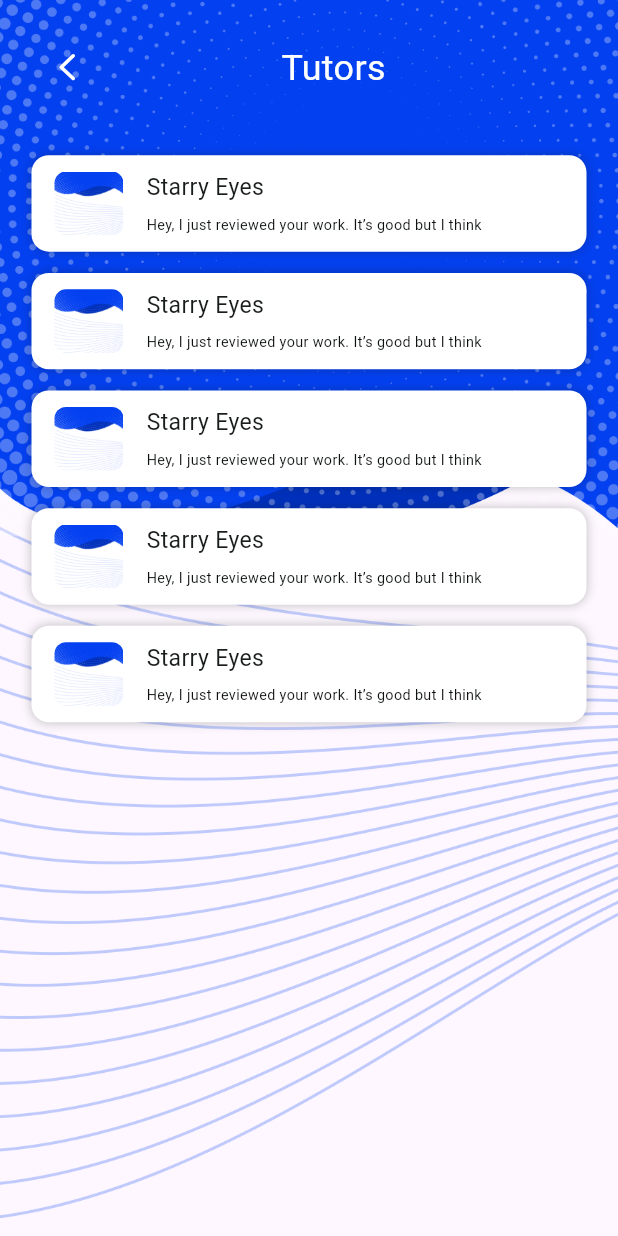
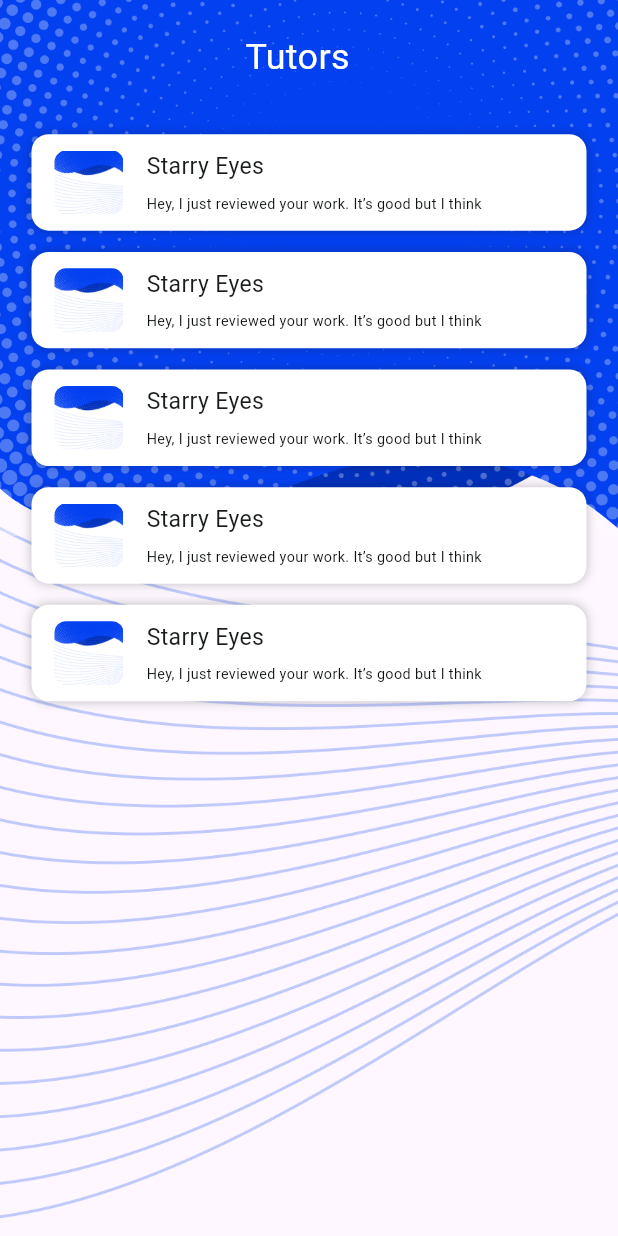
Before and after one commit to shceo/rivojedu, a Flutter app: the MessagesPage screen opened directly, on a phone screen of 412 x 824 dp. Run offline on Flutter 3.47's test engine with Material 3 defaults, Android fonts, the light colour scheme and no system bars; our stand-ins replace awesome_notifications, bloc, dio, equatable, flutter_bloc, flutter_svg and 7 more.

Commit message:
udev upd

```diff
--- a/lib/src/ui/pages/navbar_pages/xabarlar_page.dart
+++ b/lib/src/ui/pages/navbar_pages/xabarlar_page.dart
@@ -23,14 +23,8 @@ class MessagesPage extends StatelessWidget {
             child: Column(
               children: [
                 Row(
-                  mainAxisAlignment: MainAxisAlignment.spaceBetween,
+                  mainAxisAlignment: MainAxisAlignment.center,
                   children: [
-                    IconButton(
-                      icon: SvgPicture.asset(CommonAssets.arrowBack),
-                      onPressed: () {
-                        Navigator.pop(context);
-                      },
-                    ),
                     Text(
                       "Tutors",
                       style: TextStyle(fontSize: 25.w, color: white),
```
